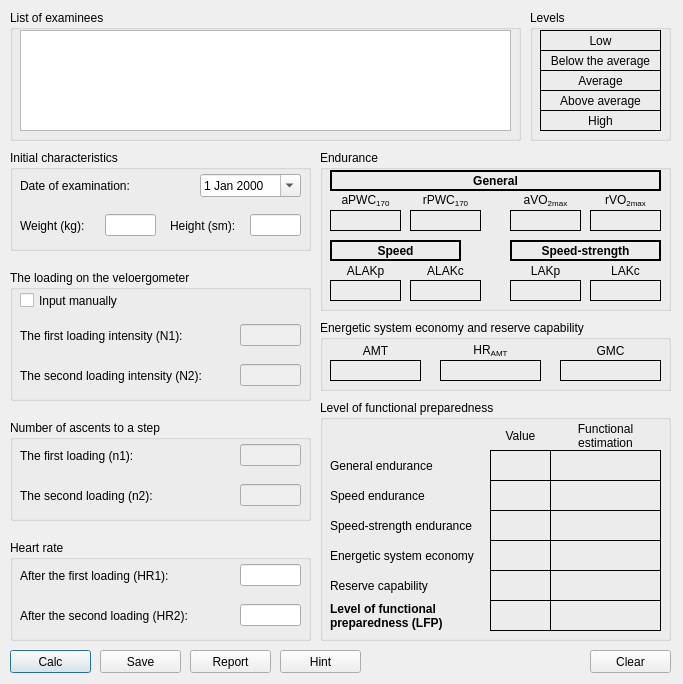
SeregaGomen/shvsm, file shvsm/shvsmcreatedialog.ui: the form before one commit.
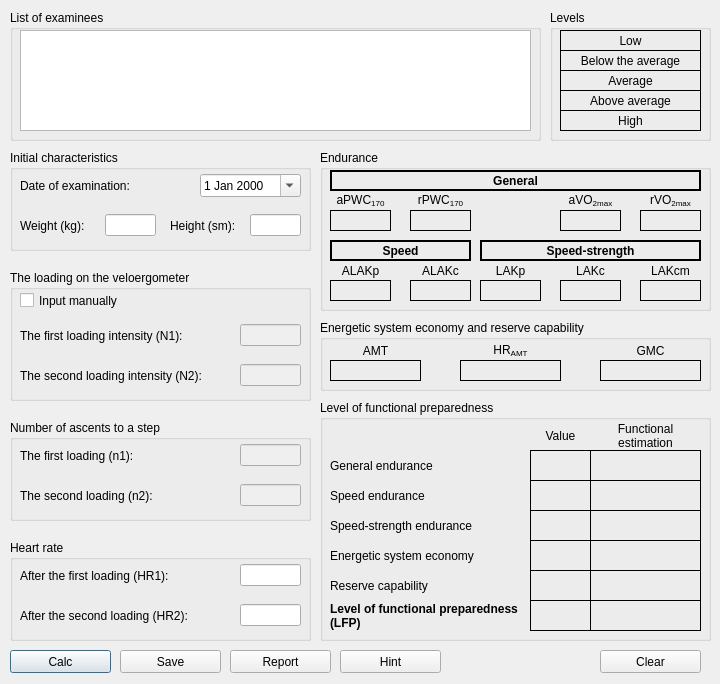
The form after the commit.

The edit to the form file:
```diff
--- a/shvsm/shvsmcreatedialog.ui
+++ b/shvsm/shvsmcreatedialog.ui
@@ -6,19 +6,19 @@
    <rect>
     <x>0</x>
     <y>0</y>
-    <width>683</width>
+    <width>720</width>
     <height>684</height>
    </rect>
   </property>
   <property name="minimumSize">
    <size>
-    <width>683</width>
+    <width>720</width>
     <height>684</height>
    </size>
   </property>
   <property name="maximumSize">
    <size>
-    <width>683</width>
+    <width>720</width>
     <height>684</height>
    </size>
   </property>
@@ -30,7 +30,7 @@
     <rect>
      <x>10</x>
      <y>10</y>
-     <width>511</width>
+     <width>531</width>
      <height>131</height>
     </rect>
    </property>
@@ -42,7 +42,7 @@
      <rect>
       <x>10</x>
       <y>20</y>
-      <width>491</width>
+      <width>511</width>
       <height>101</height>
      </rect>
     </property>
@@ -461,7 +461,7 @@
     <rect>
      <x>320</x>
      <y>150</y>
-     <width>351</width>
+     <width>391</width>
      <height>161</height>
     </rect>
    </property>
@@ -473,7 +473,7 @@
      <rect>
       <x>10</x>
       <y>20</y>
-      <width>331</width>
+      <width>371</width>
       <height>21</height>
      </rect>
     </property>
@@ -504,7 +504,7 @@
      <rect>
       <x>10</x>
       <y>40</y>
-      <width>71</width>
+      <width>61</width>
       <height>21</height>
      </rect>
     </property>
@@ -526,7 +526,7 @@
      <rect>
       <x>90</x>
       <y>40</y>
-      <width>71</width>
+      <width>61</width>
       <height>21</height>
      </rect>
     </property>
@@ -548,7 +548,7 @@
      <rect>
       <x>10</x>
       <y>60</y>
-      <width>71</width>
+      <width>61</width>
       <height>21</height>
      </rect>
     </property>
@@ -576,7 +576,7 @@
      <rect>
       <x>90</x>
       <y>60</y>
-      <width>71</width>
+      <width>61</width>
       <height>21</height>
      </rect>
     </property>
@@ -602,9 +602,9 @@
    <widget class="QWidget" name="verticalLayoutWidget_4">
     <property name="geometry">
      <rect>
-      <x>270</x>
+      <x>320</x>
       <y>60</y>
-      <width>71</width>
+      <width>61</width>
       <height>21</height>
      </rect>
     </property>
@@ -630,9 +630,9 @@
    <widget class="QWidget" name="horizontalLayoutWidget_11">
     <property name="geometry">
      <rect>
-      <x>190</x>
+      <x>240</x>
       <y>40</y>
-      <width>71</width>
+      <width>61</width>
       <height>21</height>
      </rect>
     </property>
@@ -652,9 +652,9 @@
    <widget class="QWidget" name="horizontalLayoutWidget_12">
     <property name="geometry">
      <rect>
-      <x>270</x>
+      <x>320</x>
       <y>40</y>
-      <width>71</width>
+      <width>61</width>
       <height>21</height>
      </rect>
     </property>
@@ -674,9 +674,9 @@
    <widget class="QWidget" name="verticalLayoutWidget_5">
     <property name="geometry">
      <rect>
-      <x>190</x>
+      <x>240</x>
       <y>60</y>
-      <width>71</width>
+      <width>61</width>
       <height>21</height>
      </rect>
     </property>
@@ -704,7 +704,7 @@
      <rect>
       <x>10</x>
       <y>90</y>
-      <width>131</width>
+      <width>141</width>
       <height>21</height>
      </rect>
     </property>
@@ -733,9 +733,9 @@
    <widget class="QWidget" name="horizontalLayoutWidget_25">
     <property name="geometry">
      <rect>
-      <x>190</x>
+      <x>160</x>
       <y>90</y>
-      <width>151</width>
+      <width>221</width>
       <height>21</height>
      </rect>
     </property>
@@ -766,7 +766,7 @@
      <rect>
       <x>10</x>
       <y>110</y>
-      <width>71</width>
+      <width>61</width>
       <height>21</height>
      </rect>
     </property>
@@ -788,7 +788,7 @@
      <rect>
       <x>10</x>
       <y>130</y>
-      <width>71</width>
+      <width>61</width>
       <height>21</height>
      </rect>
     </property>
@@ -816,7 +816,7 @@
      <rect>
       <x>90</x>
       <y>110</y>
-      <width>71</width>
+      <width>61</width>
       <height>21</height>
      </rect>
     </property>
@@ -838,7 +838,7 @@
      <rect>
       <x>90</x>
       <y>130</y>
-      <width>71</width>
+      <width>61</width>
       <height>21</height>
      </rect>
     </property>
@@ -864,9 +864,9 @@
    <widget class="QWidget" name="horizontalLayoutWidget_28">
     <property name="geometry">
      <rect>
-      <x>190</x>
+      <x>160</x>
       <y>110</y>
-      <width>71</width>
+      <width>61</width>
       <height>21</height>
      </rect>
     </property>
@@ -886,9 +886,9 @@
    <widget class="QWidget" name="verticalLayoutWidget_8">
     <property name="geometry">
      <rect>
-      <x>190</x>
+      <x>160</x>
       <y>130</y>
-      <width>71</width>
+      <width>61</width>
       <height>21</height>
      </rect>
     </property>
@@ -914,9 +914,9 @@
    <widget class="QWidget" name="horizontalLayoutWidget_29">
     <property name="geometry">
      <rect>
-      <x>270</x>
+      <x>240</x>
       <y>110</y>
-      <width>71</width>
+      <width>61</width>
       <height>21</height>
      </rect>
     </property>
@@ -936,9 +936,9 @@
    <widget class="QWidget" name="verticalLayoutWidget_9">
     <property name="geometry">
      <rect>
-      <x>270</x>
+      <x>240</x>
       <y>130</y>
-      <width>71</width>
+      <width>61</width>
       <height>21</height>
      </rect>
     </property>
@@ -961,13 +961,63 @@
      </item>
     </layout>
    </widget>
+   <widget class="QWidget" name="verticalLayoutWidget_12">
+    <property name="geometry">
+     <rect>
+      <x>320</x>
+      <y>130</y>
+      <width>61</width>
+      <height>21</height>
+     </rect>
+    </property>
+    <layout class="QVBoxLayout" name="verticalLayout_14">
+     <item>
+      <widget class="QLabel" name="labelLAKem">
+       <property name="font">
+        <font>
+         <weight>75</weight>
+         <bold>true</bold>
+        </font>
+       </property>
+       <property name="frameShape">
+        <enum>QFrame::Box</enum>
+       </property>
+       <property name="text">
+        <string/>
+       </property>
+      </widget>
+     </item>
+    </layout>
+   </widget>
+   <widget class="QWidget" name="horizontalLayoutWidget_37">
+    <property name="geometry">
+     <rect>
+      <x>320</x>
+      <y>110</y>
+      <width>61</width>
+      <height>21</height>
+     </rect>
+    </property>
+    <layout class="QHBoxLayout" name="horizontalLayout_39">
+     <item>
+      <widget class="QLabel" name="label_33">
+       <property name="text">
+        <string>LAKcm</string>
+       </property>
+       <property name="alignment">
+        <set>Qt::AlignCenter</set>
+       </property>
+      </widget>
+     </item>
+    </layout>
+   </widget>
   </widget>
   <widget class="QGroupBox" name="groupBox_7">
    <property name="geometry">
     <rect>
      <x>320</x>
      <y>320</y>
-     <width>351</width>
+     <width>391</width>
      <height>71</height>
     </rect>
    </property>
@@ -999,7 +1049,7 @@
    <widget class="QWidget" name="horizontalLayoutWidget_32">
     <property name="geometry">
      <rect>
-      <x>120</x>
+      <x>140</x>
       <y>20</y>
       <width>101</width>
       <height>21</height>
@@ -1049,7 +1099,7 @@
    <widget class="QWidget" name="verticalLayoutWidget_11">
     <property name="geometry">
      <rect>
-      <x>120</x>
+      <x>140</x>
       <y>40</y>
       <width>101</width>
       <height>21</height>
@@ -1077,7 +1127,7 @@
    <widget class="QWidget" name="horizontalLayoutWidget_33">
     <property name="geometry">
      <rect>
-      <x>240</x>
+      <x>280</x>
       <y>20</y>
       <width>101</width>
       <height>21</height>
@@ -1099,7 +1149,7 @@
    <widget class="QWidget" name="verticalLayoutWidget_13">
     <property name="geometry">
      <rect>
-      <x>240</x>
+      <x>280</x>
       <y>40</y>
       <width>101</width>
       <height>21</height>
@@ -1130,7 +1180,7 @@
     <rect>
      <x>320</x>
      <y>400</y>
-     <width>351</width>
+     <width>391</width>
      <height>241</height>
     </rect>
    </property>
@@ -1142,7 +1192,7 @@
      <rect>
       <x>10</x>
       <y>50</y>
-      <width>161</width>
+      <width>201</width>
       <height>31</height>
      </rect>
     </property>
@@ -1162,7 +1212,7 @@
    <widget class="QWidget" name="gridLayoutWidget_2">
     <property name="geometry">
      <rect>
-      <x>170</x>
+      <x>210</x>
       <y>50</y>
       <width>61</width>
       <height>31</height>
@@ -1184,7 +1234,7 @@
    <widget class="QWidget" name="gridLayoutWidget_3">
     <property name="geometry">
      <rect>
-      <x>230</x>
+      <x>270</x>
       <y>50</y>
       <width>111</width>
       <height>31</height>
@@ -1209,7 +1259,7 @@
    <widget class="QWidget" name="gridLayoutWidget_4">
     <property name="geometry">
      <rect>
-      <x>230</x>
+      <x>270</x>
       <y>20</y>
       <width>111</width>
       <height>31</height>
@@ -1234,7 +1284,7 @@
    <widget class="QWidget" name="gridLayoutWidget_5">
     <property name="geometry">
      <rect>
-      <x>170</x>
+      <x>210</x>
       <y>20</y>
       <width>61</width>
       <height>31</height>
@@ -1259,7 +1309,7 @@
    <widget class="QWidget" name="gridLayoutWidget_6">
     <property name="geometry">
      <rect>
-      <x>230</x>
+      <x>270</x>
       <y>80</y>
       <width>111</width>
       <height>31</height>
@@ -1286,7 +1336,7 @@
      <rect>
       <x>10</x>
       <y>80</y>
-      <width>161</width>
+      <width>201</width>
       <height>31</height>
      </rect>
     </property>
@@ -1306,7 +1356,7 @@
    <widget class="QWidget" name="gridLayoutWidget_8">
     <property name="geometry">
      <rect>
-      <x>170</x>
+      <x>210</x>
       <y>80</y>
       <width>61</width>
       <height>31</height>
@@ -1328,7 +1378,7 @@
    <widget class="QWidget" name="gridLayoutWidget_9">
     <property name="geometry">
      <rect>
-      <x>230</x>
+      <x>270</x>
       <y>110</y>
       <width>111</width>
       <height>31</height>
@@ -1355,7 +1405,7 @@
      <rect>
       <x>10</x>
       <y>110</y>
-      <width>161</width>
+      <width>201</width>
       <height>31</height>
      </rect>
     </property>
@@ -1375,7 +1425,7 @@
    <widget class="QWidget" name="gridLayoutWidget_11">
     <property name="geometry">
      <rect>
-      <x>170</x>
+      <x>210</x>
       <y>110</y>
       <width>61</width>
       <height>31</height>
@@ -1399,7 +1449,7 @@
      <rect>
       <x>10</x>
       <y>140</y>
-      <width>161</width>
+      <width>201</width>
       <height>31</height>
      </rect>
     </property>
@@ -1419,7 +1469,7 @@
    <widget class="QWidget" name="gridLayoutWidget_13">
     <property name="geometry">
      <rect>
-      <x>230</x>
+      <x>270</x>
       <y>140</y>
       <width>111</width>
       <height>31</height>
@@ -1444,7 +1494,7 @@
    <widget class="QWidget" name="gridLayoutWidget_14">
     <property name="geometry">
      <rect>
-      <x>170</x>
+      <x>210</x>
       <y>140</y>
       <width>61</width>
       <height>31</height>
@@ -1468,7 +1518,7 @@
      <rect>
       <x>10</x>
       <y>170</y>
-      <width>161</width>
+      <width>201</width>
       <height>31</height>
      </rect>
     </property>
@@ -1488,7 +1538,7 @@
    <widget class="QWidget" name="gridLayoutWidget_16">
     <property name="geometry">
      <rect>
-      <x>230</x>
+      <x>270</x>
       <y>170</y>
       <width>111</width>
       <height>31</height>
@@ -1513,7 +1563,7 @@
    <widget class="QWidget" name="gridLayoutWidget_17">
     <property name="geometry">
      <rect>
-      <x>170</x>
+      <x>210</x>
       <y>170</y>
       <width>61</width>
       <height>31</height>
@@ -1537,7 +1587,7 @@
      <rect>
       <x>10</x>
       <y>200</y>
-      <width>161</width>
+      <width>201</width>
       <height>31</height>
      </rect>
     </property>
@@ -1563,7 +1613,7 @@
    <widget class="QWidget" name="gridLayoutWidget_19">
     <property name="geometry">
      <rect>
-      <x>230</x>
+      <x>270</x>
       <y>200</y>
       <width>111</width>
       <height>31</height>
@@ -1594,7 +1644,7 @@
    <widget class="QWidget" name="gridLayoutWidget_20">
     <property name="geometry">
      <rect>
-      <x>170</x>
+      <x>210</x>
       <y>200</y>
       <width>61</width>
       <height>31</height>
@@ -1623,9 +1673,9 @@
   <widget class="QGroupBox" name="groupBox_9">
    <property name="geometry">
     <rect>
-     <x>530</x>
+     <x>550</x>
      <y>10</y>
-     <width>141</width>
+     <width>161</width>
      <height>131</height>
     </rect>
    </property>
@@ -1640,7 +1690,7 @@
      <rect>
       <x>10</x>
       <y>40</y>
-      <width>121</width>
+      <width>141</width>
       <height>21</height>
      </rect>
     </property>
@@ -1665,7 +1715,7 @@
      <rect>
       <x>10</x>
       <y>60</y>
-      <width>121</width>
+      <width>141</width>
       <height>21</height>
      </rect>
     </property>
@@ -1690,7 +1740,7 @@
      <rect>
       <x>10</x>
       <y>80</y>
-      <width>121</width>
+      <width>141</width>
       <height>21</height>
      </rect>
     </property>
@@ -1715,7 +1765,7 @@
      <rect>
       <x>10</x>
       <y>100</y>
-      <width>121</width>
+      <width>141</width>
       <height>21</height>
      </rect>
     </property>
@@ -1740,7 +1790,7 @@
      <rect>
       <x>10</x>
       <y>20</y>
-      <width>121</width>
+      <width>141</width>
       <height>21</height>
      </rect>
     </property>
@@ -1766,7 +1816,7 @@
     <rect>
      <x>10</x>
      <y>650</y>
-     <width>81</width>
+     <width>101</width>
      <height>23</height>
     </rect>
    </property>
@@ -1777,9 +1827,9 @@
   <widget class="QPushButton" name="pbSave">
    <property name="geometry">
     <rect>
-     <x>100</x>
+     <x>120</x>
      <y>650</y>
-     <width>81</width>
+     <width>101</width>
      <height>23</height>
     </rect>
    </property>
@@ -1790,9 +1840,9 @@
   <widget class="QPushButton" name="pbPrint">
    <property name="geometry">
     <rect>
-     <x>190</x>
+     <x>230</x>
      <y>650</y>
-     <width>81</width>
+     <width>101</width>
      <height>23</height>
     </rect>
    </property>
@@ -1803,9 +1853,9 @@
   <widget class="QPushButton" name="pbHint">
    <property name="geometry">
     <rect>
-     <x>280</x>
+     <x>340</x>
      <y>650</y>
-     <width>81</width>
+     <width>101</width>
      <height>23</height>
     </rect>
    </property>
@@ -1816,9 +1866,9 @@
   <widget class="QPushButton" name="pbClear">
    <property name="geometry">
     <rect>
-     <x>590</x>
+     <x>600</x>
      <y>650</y>
-     <width>81</width>
+     <width>101</width>
      <height>23</height>
     </rect>
    </property>
```
